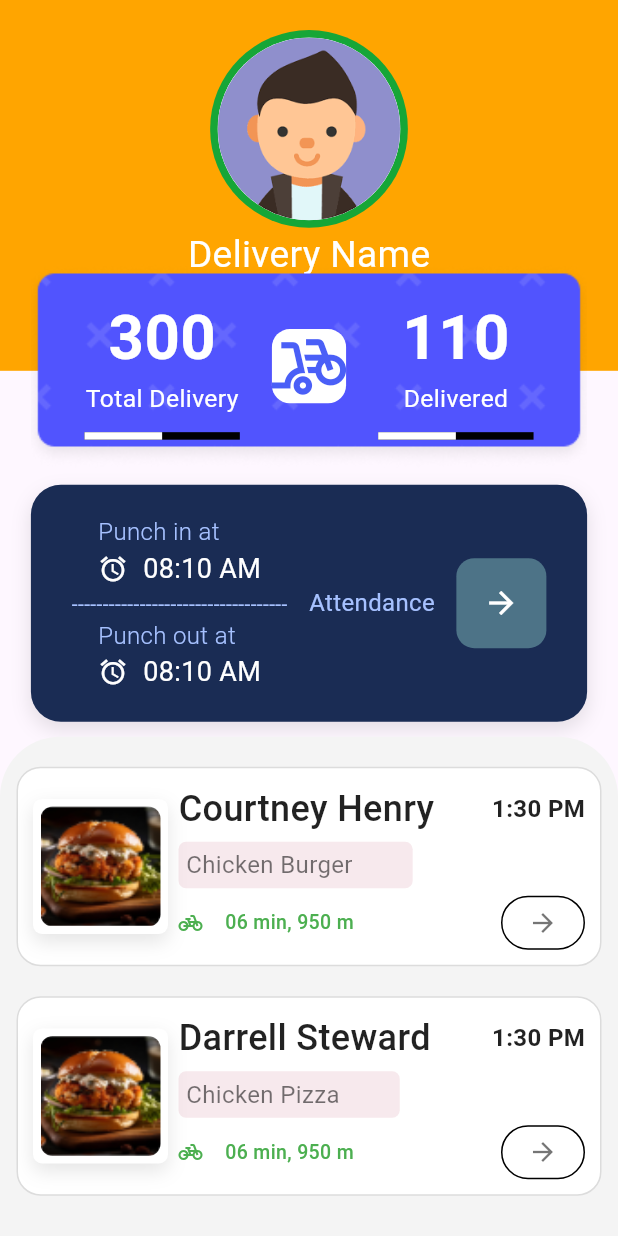
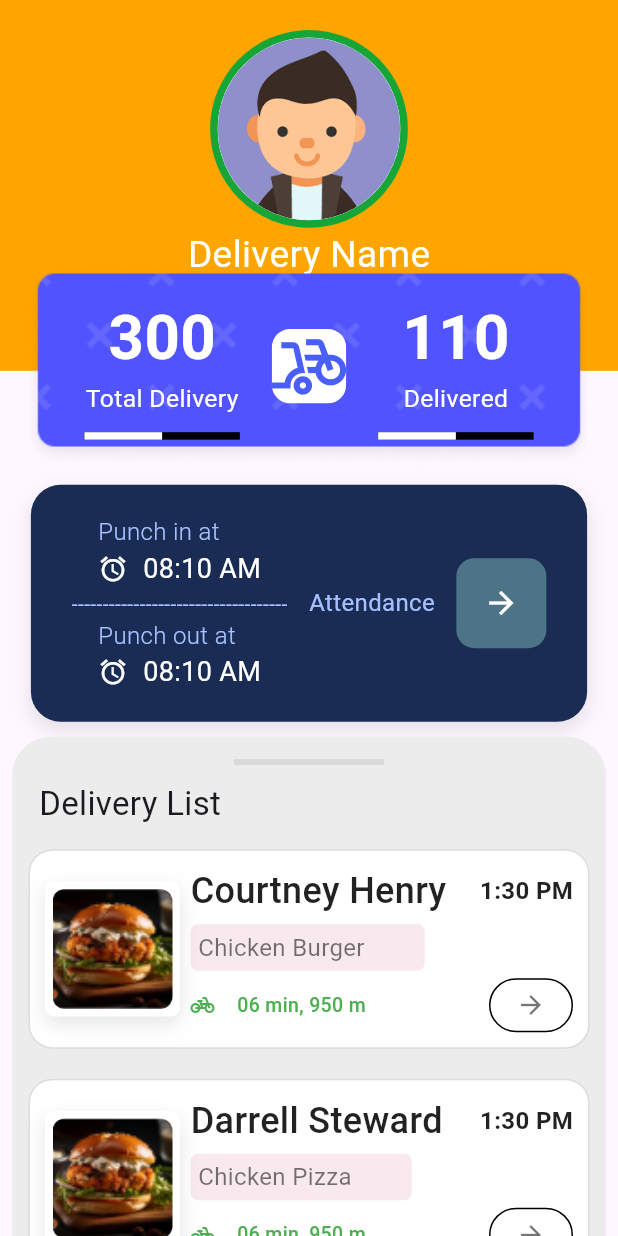
Before and after one commit to showravdas11/Ahar, a Flutter app: the DeliveryProfile screen opened directly, on a phone screen of 412 x 824 dp. Run offline on Flutter 3.47's test engine with Material 3 defaults, Android fonts, the light colour scheme and no system bars; drawn by our look-alikes of percent_indicator.

Commit message:
delivert profile done

```diff
--- a/lib/Screens/DeliveryProfile.dart
+++ b/lib/Screens/DeliveryProfile.dart
@@ -98,19 +98,49 @@ class _DeliveryProfileState extends State<DeliveryProfile> {
 
             // Delivery List Section
             Expanded(
+              child: Padding(
+                padding: const EdgeInsets.symmetric(horizontal: 8),
                 child: Container(
-                padding:
-                    const EdgeInsets.symmetric(horizontal: 8, vertical: 10),
+                  padding: const EdgeInsets.only(
+                      top: 15, left: 8, right: 8, bottom: 0),
                   decoration: BoxDecoration(
-                  color: Color(0xFFF4F4F4),
+                    color: Color.fromARGB(255, 236, 236, 236),
                     borderRadius: const BorderRadius.only(
-                    topLeft: Radius.circular(40),
-                    topRight: Radius.circular(40),
+                      topLeft: Radius.circular(26),
+                      topRight: Radius.circular(26),
                     ),
                   ),
+                  child: Column(
+                    crossAxisAlignment:
+                        CrossAxisAlignment.start, // Align content to start
+                    children: [
+                      Center(
+                        child: Container(
+                          height: 4,
+                          width: 100,
+                          decoration: BoxDecoration(
+                            color: Color(0xFFD9D9D9),
+                          ),
+                        ),
+                      ),
+                      SizedBox(
+                        height: 10,
+                      ),
+                      Padding(
+                        padding: const EdgeInsets.only(left: 10),
+                        child: const Text(
+                          'Delivery List',
+                          style: TextStyle(
+                            fontSize: 22,
+                            fontWeight: FontWeight.w400,
+                          ),
+                        ),
+                      ),
+                      const SizedBox(height: 5),
+                      Expanded(
                         child: ListView.builder(
-                  padding:
-                      const EdgeInsets.symmetric(horizontal: 3, vertical: 0),
+                          padding: const EdgeInsets.symmetric(
+                              horizontal: 3, vertical: 0),
                           itemCount: widget.deliveries.length,
                           itemBuilder: (context, index) {
                             return DeliveryCard(
@@ -123,7 +153,11 @@ class _DeliveryProfileState extends State<DeliveryProfile> {
                           },
                         ),
                       ),
+                    ],
                   ),
+                ),
+              ),
+            )
           ],
         ),
       ),
--- a/lib/widget/DeliveryList.dart
+++ b/lib/widget/DeliveryList.dart
@@ -100,7 +100,7 @@ class DeliveryCard extends StatelessWidget {
                           ),
                         ),
                       ),
-                      SizedBox(
+                      const SizedBox(
                         height: 5,
                       ),
                       Row(
@@ -108,7 +108,7 @@ class DeliveryCard extends StatelessWidget {
                         children: [
                           Row(
                             children: [
-                              Icon(
+                              const Icon(
                                 Icons.pedal_bike,
                                 size: 16,
                                 color: Colors.green,
```
Lines whose indentation alone changed are shown as unchanged.
